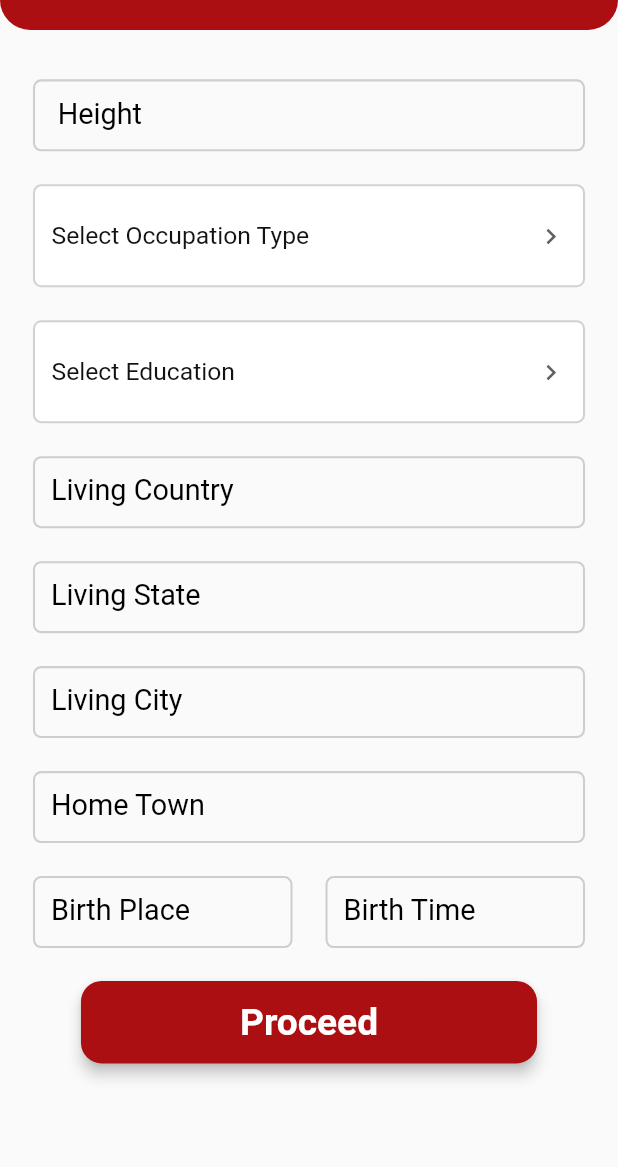
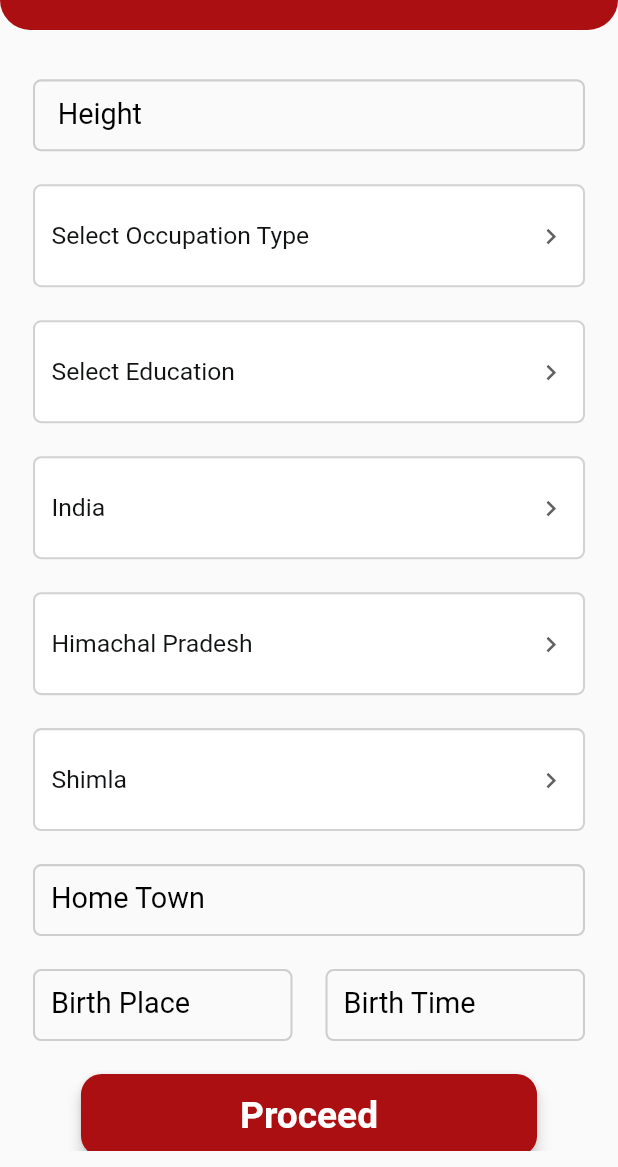
Before and after one commit to himachalirishta/himachali_rishta_mobile, a Flutter app: the SubmitInformationPage screen opened directly, after a tap on "Next", on a phone screen of 412 x 824 dp, the part 69-1236 px from its top. Run offline on Flutter 3.47's test engine with Material 2 defaults, Android fonts, the light colour scheme and no system bars; our stand-ins replace carousel_slider, country_picker, firebase_auth, firebase_core, get, image_cropper and 4 more; accounts and stored records are empty; network calls fail; statements that could not run were skipped.

Commit message:
City, Country, Religion, State apis implemented

```diff
--- a/lib/features/authentication/login/get_controller/submit_information_2_get_controller.dart
+++ b/lib/features/authentication/login/get_controller/submit_information_2_get_controller.dart
@@ -1,5 +1,9 @@
 import 'package:flutter/cupertino.dart';
 import 'package:get/get.dart';
+import 'package:himachali_rishta/features/authentication/login/models/city_model.dart';
+import 'package:himachali_rishta/features/authentication/login/models/country_model.dart';
+import 'package:himachali_rishta/features/authentication/login/models/state_model.dart';
+import 'package:http/http.dart' as http;
 
 class SubmitInformation2GetController extends GetxController
     with GetSingleTickerProviderStateMixin {
@@ -25,11 +29,23 @@ class SubmitInformation2GetController extends GetxController
   ].obs;
   RxString selectedEducation = 'Select Education'.obs;
 
+  RxList<String> country = ['India'].obs;
+  RxString selectedCountry = 'India'.obs;
+
+  RxList<String> state = ['Himachal Pradesh'].obs;
+  RxString selectedState = 'Himachal Pradesh'.obs;
+
+  RxList<String> city = ['Shimla'].obs;
+  RxString selectedCity = 'Shimla'.obs;
+
   RxMap<int, RxList<String>> selectedOption = <int, RxList<String>>{}.obs;
   RxInt selectedOptionIndex = 0.obs;
 
   @override
   void onInit() {
+    loadCountries();
+    loadStates();
+    loadCities();
     animationController = AnimationController(
       vsync: this,
       duration: const Duration(milliseconds: 300),
@@ -39,7 +55,65 @@ class SubmitInformation2GetController extends GetxController
       0: <String>[].obs,
       1: occupationType,
       2: education,
+      3: country,
+      4: state,
+      5: city,
     };
     super.onInit();
   }
+
+  Future<void> loadCountries() async {
+    var request = http.Request(
+        'GET', Uri.parse('https://devmatri.rishtaguru.com/api/state'));
+
+    http.StreamedResponse response = await request.send();
+
+    if (response.statusCode == 200) {
+      print("Response received");
+      List<CountryModel> countryModel =
+          countryModelFromJson(await response.stream.bytesToString());
+      countryModel.remove((value) => countryModel.indexOf(value) >= 50);
+      print("Length: ${countryModel.length}");
+      country.value = countryModel.map((e) => e.name ?? '').toList();
+      selectedCountry.value = country.first;
+    } else {
+      throw response.reasonPhrase.toString();
+    }
+  }
+
+  Future<void> loadStates() async {
+    var request = http.Request(
+        'GET', Uri.parse('https://devmatri.rishtaguru.com/api/state'));
+
+    http.StreamedResponse response = await request.send();
+
+    if (response.statusCode == 200) {
+      List<StateModel> stateModel =
+          stateModelFromJson(await response.stream.bytesToString());
+
+      stateModel.remove((value) => stateModel.indexOf(value) >= 50);
+
+      state.value = stateModel.map((e) => e.name ?? '').toList();
+      selectedState.value = state.first;
+    } else {
+      print(response.reasonPhrase);
+    }
+  }
+
+  Future<void> loadCities() async {
+    var request = http.Request(
+        'GET', Uri.parse('https://devmatri.rishtaguru.com/api/city'));
+
+    http.StreamedResponse response = await request.send();
+
+    if (response.statusCode == 200) {
+      List<CityModel> cityModel =
+          cityModelFromJson(await response.stream.bytesToString());
+      cityModel.remove((value) => cityModel.indexOf(value) >= 50);
+      city.value = cityModel.map((e) => e.name ?? '').toList();
+      selectedCity.value = city.first;
+    } else {
+      print(response.reasonPhrase);
+    }
+  }
 }
--- a/lib/features/authentication/login/get_controller/submit_information_get_controller.dart
+++ b/lib/features/authentication/login/get_controller/submit_information_get_controller.dart
@@ -1,6 +1,7 @@
 import 'package:flutter/animation.dart';
 import 'package:get/get.dart';
 import 'package:himachali_rishta/features/authentication/login/models/caste_model.dart';
+import 'package:himachali_rishta/features/authentication/login/models/religion_model.dart';
 import 'package:http/http.dart' as http;
 
 class SubmitInformationGetController extends GetxController
@@ -36,6 +37,7 @@ class SubmitInformationGetController extends GetxController
   @override
   void onInit() {
     getCastes();
+    getReligions();
     animationController = AnimationController(
       vsync: this,
       duration: const Duration(milliseconds: 300),
@@ -62,7 +64,23 @@ class SubmitInformationGetController extends GetxController
       List<CasteModel> castes =
           casteModelFromJson(await response.stream.bytesToString());
       caste.value = castes.map((e) => e.name).toList().obs;
-      selectedCaste.value = caste[0];
+      selectedCaste.value = caste.first;
+    } else {
+      print(response.reasonPhrase);
+    }
+  }
+
+  Future<void> getReligions() async {
+    var request = http.Request(
+        'GET', Uri.parse('https://devmatri.rishtaguru.com/api/religion'));
+
+    http.StreamedResponse response = await request.send();
+
+    if (response.statusCode == 200) {
+      List<ReligionModel> religions =
+          religionModelFromJson(await response.stream.bytesToString());
+      religion.value = religions.map((e) => e.name).toList().obs;
+      selectedReligion.value = religion.first;
     } else {
       print(response.reasonPhrase);
     }
--- /dev/null
+++ b/lib/features/authentication/login/models/city_model.dart
@@ -0,0 +1,44 @@
+// To parse this JSON data, do
+//
+//     final cityModel = cityModelFromJson(jsonString);
+
+import 'dart:convert';
+
+List<CityModel> cityModelFromJson(String str) => List<CityModel>.from(json.decode(str).map((x) => CityModel.fromJson(x)));
+
+String cityModelToJson(List<CityModel> data) => json.encode(List<dynamic>.from(data.map((x) => x.toJson())));
+
+class CityModel {
+  final int? id;
+  final String? name;
+  final int? stateId;
+
+  CityModel({
+    this.id,
+    this.name,
+    this.stateId,
+  });
+
+  CityModel copyWith({
+    int? id,
+    String? name,
+    int? stateId,
+  }) =>
+      CityModel(
+        id: id ?? this.id,
+        name: name ?? this.name,
+        stateId: stateId ?? this.stateId,
+      );
+
+  factory CityModel.fromJson(Map<String, dynamic> json) => CityModel(
+    id: json["id"],
+    name: json["name"],
+    stateId: json["state_id"],
+  );
+
+  Map<String, dynamic> toJson() => {
+    "id": id,
+    "name": name,
+    "state_id": stateId,
+  };
+}
--- /dev/null
+++ b/lib/features/authentication/login/models/country_model.dart
@@ -0,0 +1,50 @@
+// To parse this JSON data, do
+//
+//     final countryModel = countryModelFromJson(jsonString);
+
+import 'dart:convert';
+
+List<CountryModel> countryModelFromJson(String str) => List<CountryModel>.from(json.decode(str).map((x) => CountryModel.fromJson(x)));
+
+String countryModelToJson(List<CountryModel> data) => json.encode(List<dynamic>.from(data.map((x) => x.toJson())));
+
+class CountryModel {
+  final int? id;
+  final String? sortname;
+  final String? name;
+  final int? phonecode;
+
+  CountryModel({
+    this.id,
+    this.sortname,
+    this.name,
+    this.phonecode,
+  });
+
+  CountryModel copyWith({
+    int? id,
+    String? sortname,
+    String? name,
+    int? phonecode,
+  }) =>
+      CountryModel(
+        id: id ?? this.id,
+        sortname: sortname ?? this.sortname,
+        name: name ?? this.name,
+        phonecode: phonecode ?? this.phonecode,
+      );
+
+  factory CountryModel.fromJson(Map<String, dynamic> json) => CountryModel(
+    id: json["id"],
+    sortname: json["sortname"],
+    name: json["name"],
+    phonecode: json["phonecode"],
+  );
+
+  Map<String, dynamic> toJson() => {
+    "id": id,
+    "sortname": sortname,
+    "name": name,
+    "phonecode": phonecode,
+  };
+}
--- /dev/null
+++ b/lib/features/authentication/login/models/religion_model.dart
@@ -0,0 +1,50 @@
+// To parse this JSON data, do
+//
+//     final religionModel = religionModelFromJson(jsonString);
+
+import 'dart:convert';
+
+List<ReligionModel> religionModelFromJson(String str) => List<ReligionModel>.from(json.decode(str).map((x) => ReligionModel.fromJson(x)));
+
+String religionModelToJson(List<ReligionModel> data) => json.encode(List<dynamic>.from(data.map((x) => x.toJson())));
+
+class ReligionModel {
+  final int id;
+  final String name;
+  final int sortorder;
+  final String status;
+
+  ReligionModel({
+    required this.id,
+    required this.name,
+    required this.sortorder,
+    required this.status,
+  });
+
+  ReligionModel copyWith({
+    int? id,
+    String? name,
+    int? sortorder,
+    String? status,
+  }) =>
+      ReligionModel(
+        id: id ?? this.id,
+        name: name ?? this.name,
+        sortorder: sortorder ?? this.sortorder,
+        status: status ?? this.status,
+      );
+
+  factory ReligionModel.fromJson(Map<String, dynamic> json) => ReligionModel(
+    id: json["id"],
+    name: json["name"],
+    sortorder: json["sortorder"],
+    status: json["status"],
+  );
+
+  Map<String, dynamic> toJson() => {
+    "id": id,
+    "name": name,
+    "sortorder": sortorder,
+    "status": status,
+  };
+}
--- /dev/null
+++ b/lib/features/authentication/login/models/state_model.dart
@@ -0,0 +1,44 @@
+// To parse this JSON data, do
+//
+//     final stateModel = stateModelFromJson(jsonString);
+
+import 'dart:convert';
+
+List<StateModel> stateModelFromJson(String str) => List<StateModel>.from(json.decode(str).map((x) => StateModel.fromJson(x)));
+
+String stateModelToJson(List<StateModel> data) => json.encode(List<dynamic>.from(data.map((x) => x.toJson())));
+
+class StateModel {
+  final int id;
+  final String name;
+  final int countryId;
+
+  StateModel({
+    required this.id,
+    required this.name,
+    required this.countryId,
+  });
+
+  StateModel copyWith({
+    int? id,
+    String? name,
+    int? countryId,
+  }) =>
+      StateModel(
+        id: id ?? this.id,
+        name: name ?? this.name,
+        countryId: countryId ?? this.countryId,
+      );
+
+  factory StateModel.fromJson(Map<String, dynamic> json) => StateModel(
+    id: json["id"],
+    name: json["name"],
+    countryId: json["country_id"],
+  );
+
+  Map<String, dynamic> toJson() => {
+    "id": id,
+    "name": name,
+    "country_id": countryId,
+  };
+}
--- a/lib/features/authentication/login/ui/SubmitInformationPage2.dart
+++ b/lib/features/authentication/login/ui/SubmitInformationPage2.dart
@@ -102,6 +102,23 @@ class SubmitInformationPage2 extends StatelessWidget {
                                         getController
                                                 .selectedOccupationType.value =
                                             getController.occupationType[index];
+                                        break;
+                                      case 2:
+                                        getController.selectedEducation.value =
+                                            getController.education[index];
+                                        break;
+
+                                      case 3:
+                                        getController.selectedCountry.value =
+                                            getController.country[index];
+                                        break;
+                                      case 4:
+                                        getController.selectedState.value =
+                                            getController.state[index];
+                                        break;
+                                      case 5:
+                                        getController.selectedCity.value =
+                                            getController.city[index];
                                         break;
 
                                       default:
@@ -243,95 +260,111 @@ class SubmitInformationPage2 extends StatelessWidget {
         height: 16.sp,
         width: 16.sp,
       ),
-      TextFormField(
-        controller: getController.livingCountryController,
-        obscureText: false,
-        textAlign: TextAlign.start,
-        maxLines: 1,
-        style: TextStyle(
-          fontWeight: FontWeight.w500,
-          fontStyle: FontStyle.normal,
-          fontSize: 14.sp.adjustedSp,
-          color: Color(0xff000000),
-        ),
-        decoration: InputDecoration(
-          disabledBorder: OutlineInputBorder(
-            borderRadius: BorderRadius.circular(4.0.sp.adjustedSp),
-            borderSide:
-                BorderSide(color: Color(0x55757575), width: 1.sp.adjustedSp),
-          ),
-          focusedBorder: OutlineInputBorder(
-            borderRadius: BorderRadius.circular(4.0.sp.adjustedSp),
-            borderSide:
-                BorderSide(color: Color(0x55757575), width: 1.sp.adjustedSp),
-          ),
-          enabledBorder: OutlineInputBorder(
-            borderRadius: BorderRadius.circular(4.0.sp.adjustedSp),
-            borderSide:
-                BorderSide(color: Color(0x55757575), width: 1.sp.adjustedSp),
-          ),
-          labelText: "Living Country",
-          labelStyle: TextStyle(
-            fontWeight: FontWeight.w400,
-            fontStyle: FontStyle.normal,
-            fontSize: 14.sp.adjustedSp,
-            color: Color(0xff000000),
-          ),
-          filled: false,
-          fillColor: Color(0xfff2f2f3),
-          isDense: false,
-          contentPadding: EdgeInsets.fromLTRB(12, 8, 12, 8),
-        ),
+      GestureDetector(
+        onTap: () {
+          getController.selectedOptionIndex.value = 3;
+          getController.animationController.forward();
+        },
+        child: Container(
+            width: 100.w.adjustedH,
+            height: 50.sp.adjustedSp,
+            padding: EdgeInsets.symmetric(
+                horizontal: 8.sp.adjustedSp, vertical: 4.sp.adjustedSp),
+            decoration: BoxDecoration(
+              color: Color(0xffffffff),
+              border:
+                  Border.all(color: Color(0x54757575), width: 1.sp.adjustedSp),
+              borderRadius: BorderRadius.circular(4.sp.adjustedSp),
+            ),
+            child: Row(
+              children: [
+                Expanded(child: Obx(() {
+                  return Text(
+                    getController.selectedCountry.value,
+                    style: TextStyle(fontSize: 12.sp.adjustedSp),
+                  );
+                })),
+                Icon(
+                  Icons.chevron_right,
+                  color: Color(0xff616161),
+                  size: 15.sp.adjustedSp,
+                )
+              ],
+            )),
       ),
       SizedBox(
         height: 16.sp,
         width: 16.sp,
       ),
-      TextFormField(
-        controller: getController.livingStateController,
-        obscureText: false,
-        textAlign: TextAlign.start,
-        maxLines: 1,
-        style: TextStyle(
-          fontWeight: FontWeight.w500,
-          fontStyle: FontStyle.normal,
-          fontSize: 14.sp.adjustedSp,
-          color: Color(0xff000000),
-        ),
-        decoration: InputDecoration(
-          disabledBorder: OutlineInputBorder(
-            borderRadius: BorderRadius.circular(4.0.sp.adjustedSp),
-            borderSide:
-                BorderSide(color: Color(0x55757575), width: 1.sp.adjustedSp),
-          ),
-          focusedBorder: OutlineInputBorder(
-            borderRadius: BorderRadius.circular(4.0.sp.adjustedSp),
-            borderSide:
-                BorderSide(color: Color(0x55757575), width: 1.sp.adjustedSp),
-          ),
-          enabledBorder: OutlineInputBorder(
-            borderRadius: BorderRadius.circular(4.0.sp.adjustedSp),
-            borderSide:
-                BorderSide(color: Color(0x55757575), width: 1.sp.adjustedSp),
-          ),
-          labelText: "Living State",
-          labelStyle: TextStyle(
-            fontWeight: FontWeight.w400,
-            fontStyle: FontStyle.normal,
-            fontSize: 14.sp.adjustedSp,
-            color: Color(0xff000000),
-          ),
-          filled: false,
-          fillColor: Color(0xfff2f2f3),
-          isDense: false,
-          contentPadding: EdgeInsets.fromLTRB(12, 8, 12, 8),
-        ),
+      GestureDetector(
+        onTap: () {
+          getController.selectedOptionIndex.value = 4;
+          getController.animationController.forward();
+        },
+        child: Container(
+            width: 100.w.adjustedH,
+            height: 50.sp.adjustedSp,
+            padding: EdgeInsets.symmetric(
+                horizontal: 8.sp.adjustedSp, vertical: 4.sp.adjustedSp),
+            decoration: BoxDecoration(
+              color: Color(0xffffffff),
+              border:
+                  Border.all(color: Color(0x54757575), width: 1.sp.adjustedSp),
+              borderRadius: BorderRadius.circular(4.sp.adjustedSp),
+            ),
+            child: Row(
+              children: [
+                Expanded(child: Obx(() {
+                  return Text(
+                    getController.selectedState.value,
+                    style: TextStyle(fontSize: 12.sp.adjustedSp),
+                  );
+                })),
+                Icon(
+                  Icons.chevron_right,
+                  color: Color(0xff616161),
+                  size: 15.sp.adjustedSp,
+                )
+              ],
+            )),
       ),
       SizedBox(
         height: 16.sp,
         width: 16.sp,
       ),
-      TextFormField(
+      GestureDetector(
+        onTap: () {
+          getController.selectedOptionIndex.value = 5;
+          getController.animationController.forward();
+        },
+        child: Container(
+            width: 100.w.adjustedH,
+            height: 50.sp.adjustedSp,
+            padding: EdgeInsets.symmetric(
+                horizontal: 8.sp.adjustedSp, vertical: 4.sp.adjustedSp),
+            decoration: BoxDecoration(
+              color: Color(0xffffffff),
+              border:
+                  Border.all(color: Color(0x54757575), width: 1.sp.adjustedSp),
+              borderRadius: BorderRadius.circular(4.sp.adjustedSp),
+            ),
+            child: Row(
+              children: [
+                Expanded(child: Obx(() {
+                  return Text(
+                    getController.selectedCity.value,
+                    style: TextStyle(fontSize: 12.sp.adjustedSp),
+                  );
+                })),
+                Icon(
+                  Icons.chevron_right,
+                  color: Color(0xff616161),
+                  size: 15.sp.adjustedSp,
+                )
+              ],
+            )),
+      ),
+      /*TextFormField(
         controller: getController.livingCityController,
         obscureText: false,
         textAlign: TextAlign.start,
@@ -370,7 +403,7 @@ class SubmitInformationPage2 extends StatelessWidget {
           isDense: false,
           contentPadding: EdgeInsets.fromLTRB(12, 8, 12, 8),
         ),
-      ),
+      ),*/
       SizedBox(
         height: 16.sp,
         width: 16.sp,
```
